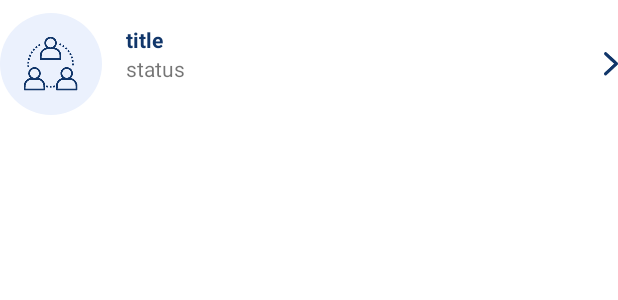
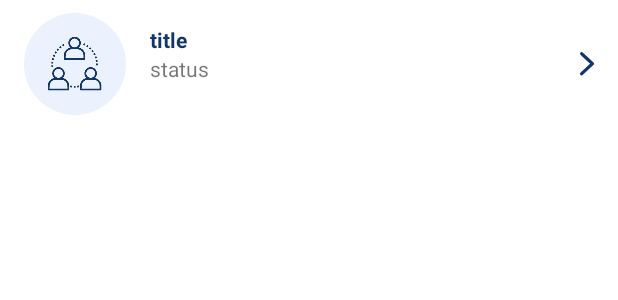
Before and after one commit to czTangt/Monitor, an Android app: the layout viewholder_team.xml on its own in the app's theme, with its tools: preview values and no code run, on a phone screen of 412 x 824 dp. Shown: the top 300 px of the screen. Run offline under Robolectric (Android 15) with nearby library versions, the phone set to English and light mode, and no system bars.

Commit message:
implement ViewHolder Team Backend

```diff
--- a/app/src/main/res/layout/activity_main.xml
+++ b/app/src/main/res/layout/activity_main.xml
@@ -260,6 +260,7 @@
                 </LinearLayout>
 
                 <LinearLayout
+                    android:id="@+id/profileBtn_main"
                     android:layout_width="0dp"
                     android:layout_height="wrap_content"
                     android:layout_gravity="center"
--- a/app/src/main/res/layout/activity_profile.xml
+++ b/app/src/main/res/layout/activity_profile.xml
@@ -7,7 +7,7 @@
     android:layout_height="match_parent"
     tools:context=".Activity.ProfileActivity">
 
-    <ScrollView
+    <androidx.core.widget.NestedScrollView
         android:layout_width="match_parent"
         android:layout_height="match_parent">
 
@@ -152,7 +152,6 @@
                 android:layout_height="match_parent"
                 android:layout_margin="16dp"
                 android:layout_marginTop="16dp"
-                android:layout_marginBottom="16dp"
                 android:orientation="horizontal">
 
                 <TextView
@@ -187,7 +186,6 @@
                 android:layout_height="match_parent"
                 android:layout_margin="16dp"
                 android:layout_marginTop="16dp"
-                android:layout_marginBottom="16dp"
                 android:orientation="horizontal">
 
                 <TextView
@@ -216,6 +214,6 @@
                 android:clipToPadding="false" />
 
         </LinearLayout>
-    </ScrollView>
+    </androidx.core.widget.NestedScrollView>
 
 </androidx.constraintlayout.widget.ConstraintLayout>
--- a/app/src/main/res/layout/viewholder_team.xml
+++ b/app/src/main/res/layout/viewholder_team.xml
@@ -4,18 +4,20 @@
     xmlns:tools="http://schemas.android.com/tools"
     android:layout_width="match_parent"
     android:layout_height="85dp"
+    android:layout_marginStart="16dp"
+    android:layout_marginEnd="16dp"
     android:layout_marginBottom="4dp">
 
     <ImageView
         android:id="@+id/pic_team"
         android:layout_width="wrap_content"
         android:layout_height="wrap_content"
+        android:background="@drawable/team_background"
+        android:padding="16dp"
+        android:src="@drawable/network"
         app:layout_constraintBottom_toBottomOf="parent"
         app:layout_constraintStart_toStartOf="parent"
-        app:layout_constraintTop_toTopOf="parent"
-        android:background="@drawable/team_background"
-        android:padding="16dp"
-        android:src="@drawable/network" />
+        app:layout_constraintTop_toTopOf="parent" />
 
     <TextView
         android:id="@+id/titleText_team"
@@ -25,16 +27,16 @@
         android:layout_marginTop="8dp"
         android:layout_marginEnd="16dp"
         android:text="title"
+        android:textColor="@color/dark_blue"
         android:textSize="14sp"
         android:textStyle="bold"
-        android:textColor="@color/dark_blue"
         app:layout_constraintEnd_toEndOf="parent"
         app:layout_constraintHorizontal_bias="0.0"
         app:layout_constraintStart_toEndOf="@+id/pic_team"
         app:layout_constraintTop_toTopOf="@+id/pic_team" />
 
     <TextView
-        android:id="@+id/status_team"
+        android:id="@+id/statusText_team"
         android:layout_width="wrap_content"
         android:layout_height="wrap_content"
         android:layout_marginEnd="8dp"
@@ -48,8 +50,8 @@
         android:id="@+id/imageView4"
         android:layout_width="wrap_content"
         android:layout_height="wrap_content"
+        android:src="@drawable/arrow"
         app:layout_constraintBottom_toBottomOf="parent"
         app:layout_constraintEnd_toEndOf="parent"
-        app:layout_constraintTop_toTopOf="parent"
-        android:src="@drawable/arrow" />
+        app:layout_constraintTop_toTopOf="parent" />
 </androidx.constraintlayout.widget.ConstraintLayout>
```
Also changed, not shown: app/src/main/AndroidManifest.xml (+5 -6 lines), app/src/main/java/com/cztang/monitor/Activity/MainActivity.java (+8 -0 lines), app/src/main/java/com/cztang/monitor/Activity/ProfileActivity.java (+16 -1 lines), app/src/main/java/com/cztang/monitor/Adapter/TeamAdapter.java (added, +50 -0 lines), app/src/main/java/com/cztang/monitor/Domain/TeamDomain.java (added, +27 -0 lines).
